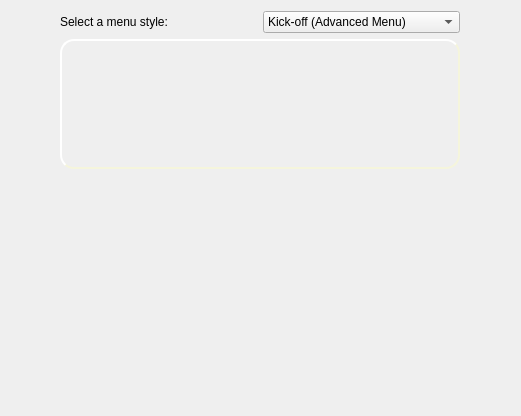
This is kde4/kaptan4/src/gui/menuWidget.ui in pars-linux/uludag as Qt 5 draws it before an edit. The edited form follows.
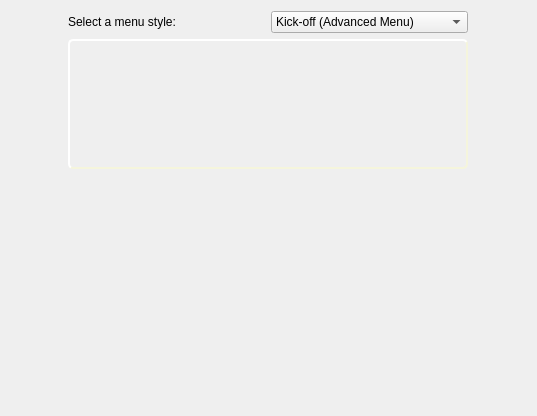
This is the edited form.

Commit message: update menu view

What changed in the file:
```diff
--- a/kde4/kaptan4/src/gui/menuWidget.ui
+++ b/kde4/kaptan4/src/gui/menuWidget.ui
@@ -1,32 +1,36 @@
 <ui version="4.0" >
  <class>menuWidget</class>
- <widget class="QWidget" name="menuWidget" >
-  <property name="geometry" >
+ <widget class="QWidget" name="menuWidget">
+  <property name="geometry">
    <rect>
     <x>0</x>
     <y>0</y>
-    <width>521</width>
+    <width>537</width>
     <height>416</height>
    </rect>
   </property>
   <property name="windowTitle" >
    <string>Menu</string>
   </property>
-  <property name="styleSheet" >
-   <string notr="true" >
-QLabel#labelMenuDescription{
+  <property name="styleSheet">
+   <string notr="true">QLabel#labelMenuDescription{
      border-style: outset;
-     border-width: 2px;
-     border-radius: 14px;
      border-color: beige;
+     border-width: 2px;
+     border-radius: 5px;
+
 }</string>
   </property>
-  <layout class="QGridLayout" name="gridLayout" >
-   <item row="0" column="0" >
-    <layout class="QHBoxLayout" name="horizontalLayout" >
+  <layout class="QGridLayout" name="gridLayout_2">
+   <item row="0" column="0">
+    <layout class="QGridLayout" name="gridLayout">
+     <item row="0" column="0">
+      <layout class="QVBoxLayout" name="verticalLayout">
      <item>
-      <widget class="QLabel" name="menuLabel" >
-       <property name="text" >
+        <layout class="QHBoxLayout" name="horizontalLayout">
+         <item>
+          <widget class="QLabel" name="menuLabel">
+           <property name="text">
         <string>Select a menu style:</string>
        </property>
       </widget>
@@ -52,14 +56,12 @@
      </item>
     </layout>
    </item>
-   <item row="1" column="0" >
-    <layout class="QVBoxLayout" name="verticalLayout" >
      <item>
-      <widget class="QLabel" name="labelMenuDescription" >
-       <property name="styleSheet" >
-        <string notr="true" >background-color: rgba(255, 255, 255, 122);\n</string>
-       </property>
-       <property name="text" >
+        <widget class="QLabel" name="labelMenuDescription">
+         <property name="styleSheet">
+          <string notr="true"/>
+         </property>
+         <property name="text">
         <string/>
        </property>
        <property name="wordWrap" >
@@ -67,10 +69,12 @@
        </property>
       </widget>
      </item>
-     <item>
-      <widget class="QLabel" name="pictureMenuStyles" >
-       <property name="sizePolicy" >
-        <sizepolicy vsizetype="Expanding" hsizetype="Expanding" >
+      </layout>
+     </item>
+     <item row="1" column="0">
+      <widget class="QLabel" name="pictureMenuStyles">
+       <property name="sizePolicy">
+        <sizepolicy hsizetype="Expanding" vsizetype="Expanding">
          <horstretch>0</horstretch>
          <verstretch>0</verstretch>
         </sizepolicy>
```
Left out of the diff: 25 changed lines with no effect on the pictures. Lines whose indentation alone changed are shown as unchanged.
